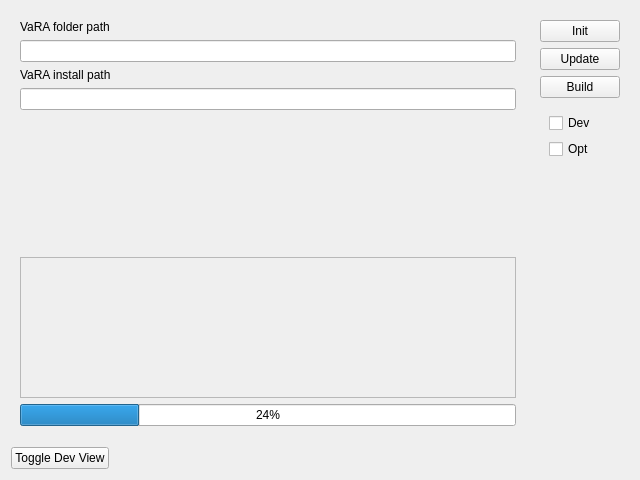
Qt form uicomponents/BuildMenu.ui (se-sic/VaRA-Tool-Suite) before a commit.
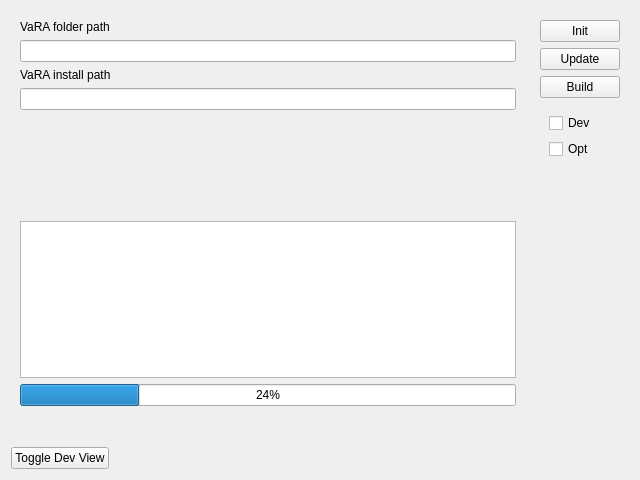
The same form after that commit.

Commit message: Implemented async vara init with status report

```diff
--- a/uicomponents/BuildMenu.ui
+++ b/uicomponents/BuildMenu.ui
@@ -77,27 +77,13 @@
         <property name="sizeHint" stdset="0">
          <size>
           <width>20</width>
-          <height>40</height>
+          <height>140</height>
          </size>
         </property>
        </spacer>
       </item>
       <item>
-       <widget class="QScrollArea" name="scrollArea">
-        <property name="widgetResizable">
-         <bool>true</bool>
-        </property>
-        <widget class="QWidget" name="scrollAreaWidgetContents">
-         <property name="geometry">
-          <rect>
-           <x>0</x>
-           <y>0</y>
-           <width>498</width>
-           <height>138</height>
-          </rect>
-         </property>
-        </widget>
-       </widget>
+       <widget class="QTextEdit" name="textOutput"/>
       </item>
       <item>
        <widget class="QProgressBar" name="progressBar">
@@ -106,6 +92,13 @@
         </property>
        </widget>
       </item>
+      <item>
+       <widget class="QLabel" name="statusLabel">
+        <property name="text">
+         <string/>
+        </property>
+       </widget>
+      </item>
      </layout>
     </widget>
    </item>
```
The commit also changes 3 other files.
